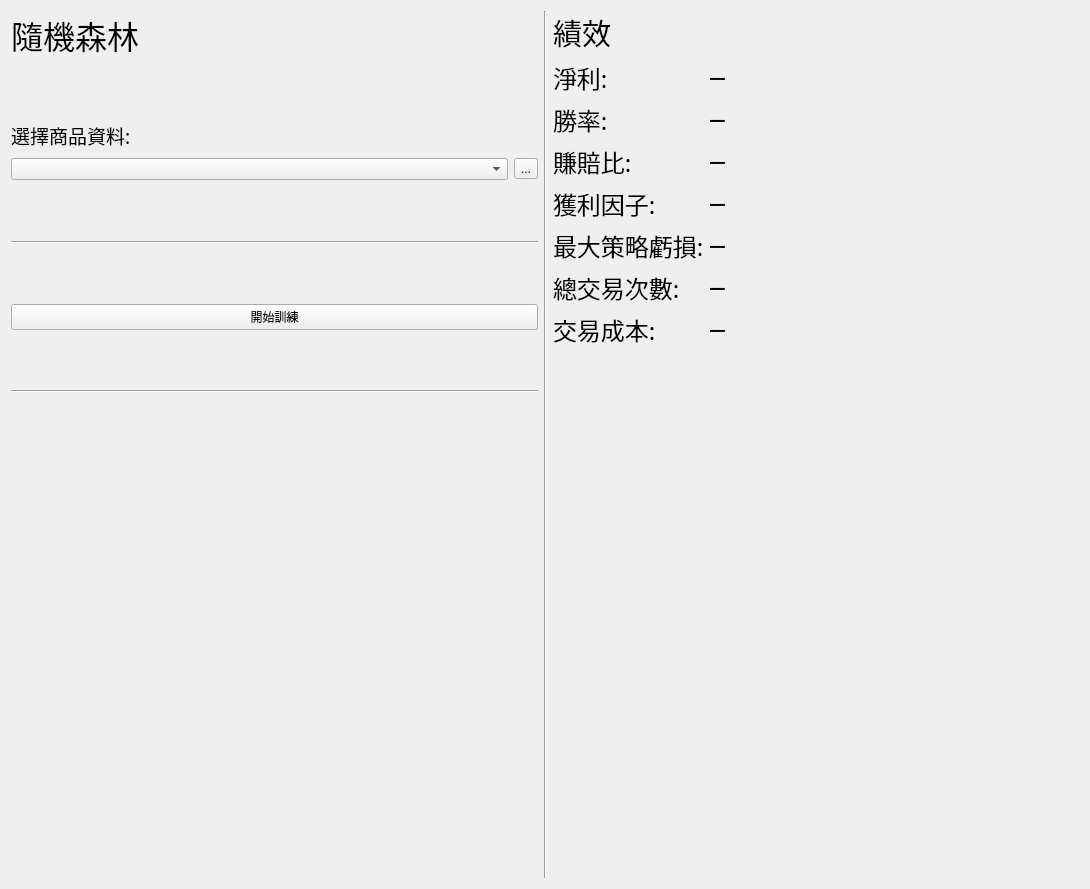
Old version of the form RF.ui in the repository allen93075/Winner.
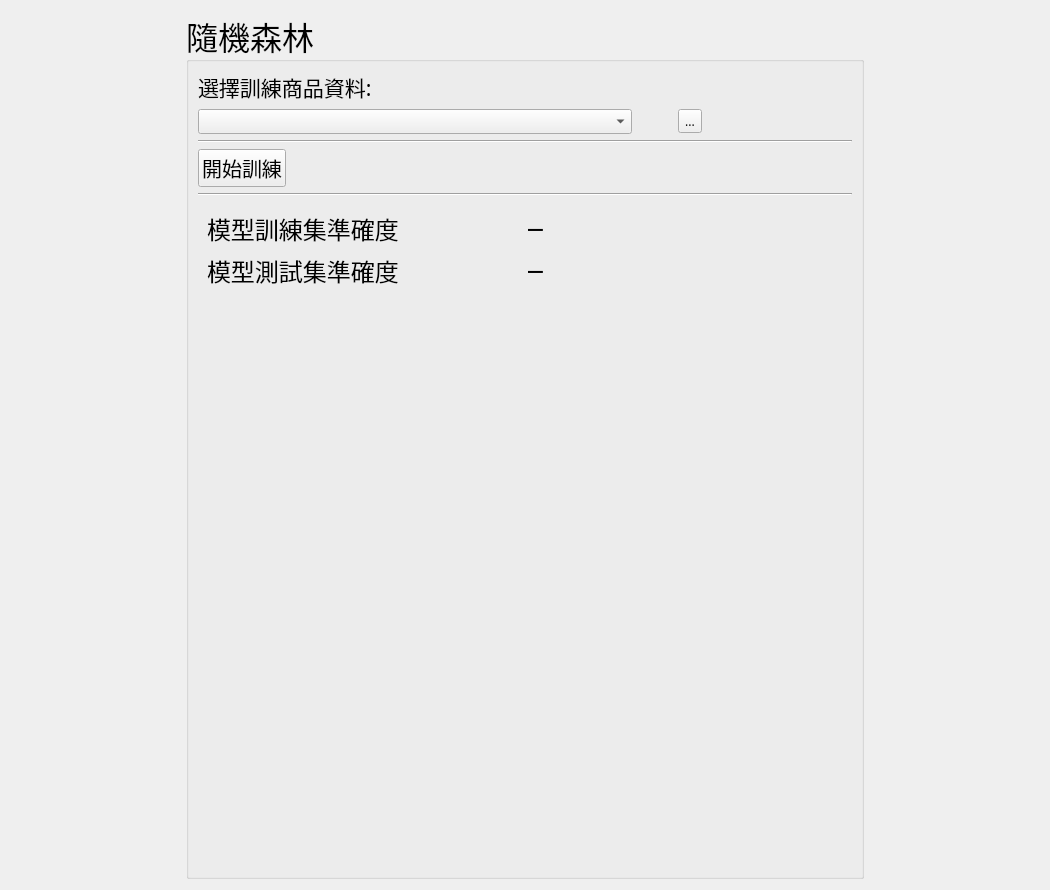
New version of the form.

Patch:
```diff
--- a/RF.ui
+++ b/RF.ui
@@ -6,141 +6,166 @@
    <rect>
     <x>0</x>
     <y>0</y>
-    <width>1090</width>
-    <height>889</height>
+    <width>1050</width>
+    <height>890</height>
    </rect>
   </property>
   <property name="windowTitle">
    <string>Form</string>
   </property>
-  <layout class="QHBoxLayout" name="horizontalLayout_3">
+  <layout class="QVBoxLayout" name="verticalLayout_4">
    <item>
-    <layout class="QVBoxLayout" name="verticalLayout">
+    <layout class="QHBoxLayout" name="horizontalLayout_5">
      <item>
-      <widget class="QLabel" name="headingLabel">
+      <widget class="QWidget" name="widget" native="true">
+       <property name="sizePolicy">
+        <sizepolicy hsizetype="Preferred" vsizetype="Preferred">
+         <horstretch>1</horstretch>
+         <verstretch>0</verstretch>
+        </sizepolicy>
+       </property>
+      </widget>
+     </item>
+     <item>
+      <widget class="QGroupBox" name="groupBox">
+       <property name="sizePolicy">
+        <sizepolicy hsizetype="Preferred" vsizetype="Preferred">
+         <horstretch>4</horstretch>
+         <verstretch>0</verstretch>
+        </sizepolicy>
+       </property>
        <property name="font">
         <font>
          <family>微軟正黑體</family>
          <pointsize>24</pointsize>
         </font>
        </property>
-       <property name="text">
+       <property name="autoFillBackground">
+        <bool>false</bool>
+       </property>
+       <property name="title">
         <string>隨機森林</string>
        </property>
-      </widget>
-     </item>
-     <item>
-      <spacer name="verticalSpacer_7">
-       <property name="orientation">
-        <enum>Qt::Vertical</enum>
+       <property name="flat">
+        <bool>false</bool>
        </property>
-       <property name="sizeHint" stdset="0">
-        <size>
-         <width>17</width>
-         <height>27</height>
-        </size>
+       <property name="checkable">
+        <bool>false</bool>
        </property>
-      </spacer>
-     </item>
+       <layout class="QVBoxLayout" name="verticalLayout_2">
      <item>
-      <layout class="QHBoxLayout" name="horizontalLayout_2">
+         <layout class="QVBoxLayout" name="verticalLayout">
        <item>
         <widget class="QLabel" name="label_14">
          <property name="font">
           <font>
            <family>微軟正黑體</family>
-           <pointsize>14</pointsize>
+              <pointsize>16</pointsize>
           </font>
          </property>
          <property name="text">
-          <string>選擇商品資料:</string>
-         </property>
-        </widget>
-       </item>
-       <item>
-        <widget class="QLabel" name="dataPath">
-         <property name="font">
-          <font>
-           <family>Agency FB</family>
-           <pointsize>18</pointsize>
-          </font>
-         </property>
-         <property name="text">
-          <string/>
-         </property>
-         <property name="alignment">
-          <set>Qt::AlignLeading|Qt::AlignLeft|Qt::AlignVCenter</set>
-         </property>
-        </widget>
-       </item>
-      </layout>
+             <string>選擇訓練商品資料:</string>
+            </property>
+           </widget>
      </item>
      <item>
       <layout class="QHBoxLayout" name="horizontalLayout">
        <item>
-        <widget class="QComboBox" name="comboBox"/>
+             <widget class="QComboBox" name="comboBox">
+              <property name="sizePolicy">
+               <sizepolicy hsizetype="Preferred" vsizetype="Fixed">
+                <horstretch>0</horstretch>
+                <verstretch>0</verstretch>
+               </sizepolicy>
+              </property>
+              <property name="font">
+               <font>
+                <pointsize>9</pointsize>
+               </font>
+              </property>
+             </widget>
        </item>
        <item>
-        <widget class="QToolButton" name="choseDataBtn">
+             <spacer name="horizontalSpacer">
+              <property name="orientation">
+               <enum>Qt::Horizontal</enum>
+              </property>
+              <property name="sizeType">
+               <enum>QSizePolicy::Fixed</enum>
+              </property>
+              <property name="sizeHint" stdset="0">
+               <size>
+                <width>40</width>
+                <height>20</height>
+               </size>
+              </property>
+             </spacer>
+            </item>
+            <item>
+             <widget class="QToolButton" name="toolButton">
+              <property name="font">
+               <font>
+                <pointsize>9</pointsize>
+               </font>
+              </property>
          <property name="text">
           <string>...</string>
          </property>
         </widget>
        </item>
+            <item>
+             <spacer name="horizontalSpacer_2">
+              <property name="orientation">
+               <enum>Qt::Horizontal</enum>
+              </property>
+              <property name="sizeType">
+               <enum>QSizePolicy::Fixed</enum>
+              </property>
+              <property name="sizeHint" stdset="0">
+               <size>
+                <width>150</width>
+                <height>20</height>
+               </size>
+              </property>
+             </spacer>
+            </item>
       </layout>
      </item>
      <item>
-      <spacer name="verticalSpacer_6">
-       <property name="orientation">
-        <enum>Qt::Vertical</enum>
-       </property>
-       <property name="sizeHint" stdset="0">
-        <size>
-         <width>17</width>
-         <height>27</height>
-        </size>
-       </property>
-      </spacer>
-     </item>
-     <item>
-      <widget class="Line" name="line_3">
+           <widget class="Line" name="line">
        <property name="orientation">
         <enum>Qt::Horizontal</enum>
        </property>
       </widget>
      </item>
      <item>
-      <spacer name="verticalSpacer_4">
-       <property name="orientation">
-        <enum>Qt::Vertical</enum>
-       </property>
-       <property name="sizeHint" stdset="0">
-        <size>
-         <width>17</width>
-         <height>26</height>
-        </size>
-       </property>
-      </spacer>
-     </item>
+           <layout class="QHBoxLayout" name="horizontalLayout_4">
      <item>
       <widget class="QPushButton" name="startTrainBtn">
+              <property name="font">
+               <font>
+                <pointsize>15</pointsize>
+               </font>
+              </property>
        <property name="text">
         <string>開始訓練</string>
        </property>
       </widget>
      </item>
      <item>
-      <spacer name="verticalSpacer_5">
+             <spacer name="horizontalSpacer_3">
        <property name="orientation">
-        <enum>Qt::Vertical</enum>
+               <enum>Qt::Horizontal</enum>
        </property>
        <property name="sizeHint" stdset="0">
         <size>
-         <width>17</width>
-         <height>27</height>
+                <width>40</width>
+                <height>20</height>
         </size>
        </property>
       </spacer>
+            </item>
+           </layout>
      </item>
      <item>
       <widget class="Line" name="line_4">
@@ -150,46 +175,18 @@
       </widget>
      </item>
      <item>
-      <spacer name="verticalSpacer_3">
-       <property name="orientation">
-        <enum>Qt::Vertical</enum>
-       </property>
-       <property name="sizeHint" stdset="0">
-        <size>
-         <width>515</width>
-         <height>485</height>
-        </size>
-       </property>
-      </spacer>
-     </item>
-    </layout>
-   </item>
-   <item>
-    <widget class="Line" name="line_2">
-     <property name="orientation">
-      <enum>Qt::Vertical</enum>
-     </property>
-    </widget>
-   </item>
-   <item>
+           <widget class="QWidget" name="widget_3" native="true">
+            <property name="sizePolicy">
+             <sizepolicy hsizetype="Preferred" vsizetype="Preferred">
+              <horstretch>0</horstretch>
+              <verstretch>1</verstretch>
+             </sizepolicy>
+            </property>
     <layout class="QVBoxLayout" name="verticalLayout_3">
      <item>
-      <widget class="QLabel" name="label_4">
-       <property name="font">
-        <font>
-         <family>微軟正黑體</family>
-         <pointsize>22</pointsize>
-        </font>
-       </property>
-       <property name="text">
-        <string>績效</string>
-       </property>
-      </widget>
-     </item>
+              <layout class="QHBoxLayout" name="horizontalLayout_2">
      <item>
-      <layout class="QFormLayout" name="formLayout">
-       <item row="0" column="0">
-        <widget class="QLabel" name="profitCol">
+                <widget class="QLabel" name="label">
          <property name="font">
           <font>
            <family>微軟正黑體</family>
@@ -197,218 +194,50 @@
           </font>
          </property>
          <property name="text">
-          <string>淨利:</string>
-         </property>
-         <property name="alignment">
-          <set>Qt::AlignLeading|Qt::AlignLeft|Qt::AlignVCenter</set>
-         </property>
-        </widget>
-       </item>
-       <item row="1" column="0">
-        <widget class="QLabel" name="winrateCol">
+                  <string>模型訓練集準確度</string>
+                 </property>
+                </widget>
+               </item>
+               <item>
+                <widget class="QLabel" name="trainAcc">
          <property name="font">
           <font>
-           <family>微軟正黑體</family>
+                   <family>Dubai Light</family>
            <pointsize>18</pointsize>
           </font>
          </property>
          <property name="text">
-          <string>勝率:</string>
-         </property>
-         <property name="alignment">
-          <set>Qt::AlignLeading|Qt::AlignLeft|Qt::AlignVCenter</set>
-         </property>
-        </widget>
-       </item>
-       <item row="1" column="1">
-        <widget class="QLabel" name="winRateOut">
-         <property name="font">
-          <font>
-           <family>Agency FB</family>
-           <pointsize>18</pointsize>
-          </font>
-         </property>
-         <property name="text">
           <string>─</string>
          </property>
-         <property name="alignment">
-          <set>Qt::AlignLeading|Qt::AlignLeft|Qt::AlignVCenter</set>
-         </property>
-        </widget>
-       </item>
-       <item row="2" column="0">
-        <widget class="QLabel" name="winLossCol">
-         <property name="font">
-          <font>
-           <family>微軟正黑體</family>
-           <pointsize>18</pointsize>
-          </font>
-         </property>
-         <property name="text">
-          <string>賺賠比:</string>
-         </property>
-         <property name="alignment">
-          <set>Qt::AlignLeading|Qt::AlignLeft|Qt::AlignVCenter</set>
-         </property>
-        </widget>
-       </item>
-       <item row="2" column="1">
-        <widget class="QLabel" name="winLossOut">
+                </widget>
+               </item>
+              </layout>
+             </item>
+             <item>
+              <layout class="QHBoxLayout" name="horizontalLayout_3">
+               <item>
+                <widget class="QLabel" name="label_3">
          <property name="font">
           <font>
-           <family>Agency FB</family>
-           <pointsize>18</pointsize>
-          </font>
-         </property>
-         <property name="text">
-          <string>─</string>
-         </property>
-         <property name="alignment">
-          <set>Qt::AlignLeading|Qt::AlignLeft|Qt::AlignVCenter</set>
-         </property>
-        </widget>
-       </item>
-       <item row="3" column="0">
-        <widget class="QLabel" name="profitFactorCol">
-         <property name="font">
-          <font>
            <family>微軟正黑體</family>
            <pointsize>18</pointsize>
           </font>
          </property>
          <property name="text">
-          <string>獲利因子:</string>
-         </property>
-         <property name="alignment">
-          <set>Qt::AlignLeading|Qt::AlignLeft|Qt::AlignVCenter</set>
-         </property>
-        </widget>
-       </item>
-       <item row="3" column="1">
-        <widget class="QLabel" name="profitFactorOut">
+                  <string>模型測試集準確度</string>
+                 </property>
+                </widget>
+               </item>
+               <item>
+                <widget class="QLabel" name="testAcc">
          <property name="font">
           <font>
-           <family>Agency FB</family>
+                   <family>Dubai Light</family>
            <pointsize>18</pointsize>
           </font>
          </property>
          <property name="text">
           <string>─</string>
-         </property>
-         <property name="alignment">
-          <set>Qt::AlignLeading|Qt::AlignLeft|Qt::AlignVCenter</set>
-         </property>
-        </widget>
-       </item>
-       <item row="4" column="0">
-        <widget class="QLabel" name="mddCol">
-         <property name="font">
-          <font>
-           <family>微軟正黑體</family>
-           <pointsize>18</pointsize>
-          </font>
-         </property>
-         <property name="text">
-          <string>最大策略虧損:</string>
-         </property>
-         <property name="alignment">
-          <set>Qt::AlignLeading|Qt::AlignLeft|Qt::AlignVCenter</set>
-         </property>
-        </widget>
-       </item>
-       <item row="4" column="1">
-        <widget class="QLabel" name="mddOut">
-         <property name="font">
-          <font>
-           <family>Agency FB</family>
-           <pointsize>18</pointsize>
-          </font>
-         </property>
-         <property name="text">
-          <string>─</string>
-         </property>
-         <property name="alignment">
-          <set>Qt::AlignLeading|Qt::AlignLeft|Qt::AlignVCenter</set>
-         </property>
-        </widget>
-       </item>
-       <item row="5" column="0">
-        <widget class="QLabel" name="sharpeCol">
-         <property name="font">
-          <font>
-           <family>微軟正黑體</family>
-           <pointsize>18</pointsize>
-          </font>
-         </property>
-         <property name="text">
-          <string>總交易次數:</string>
-         </property>
-         <property name="alignment">
-          <set>Qt::AlignLeading|Qt::AlignLeft|Qt::AlignVCenter</set>
-         </property>
-        </widget>
-       </item>
-       <item row="5" column="1">
-        <widget class="QLabel" name="tradeCuntOut">
-         <property name="font">
-          <font>
-           <family>Agency FB</family>
-           <pointsize>18</pointsize>
-          </font>
-         </property>
-         <property name="text">
-          <string>─</string>
-         </property>
-         <property name="alignment">
-          <set>Qt::AlignLeading|Qt::AlignLeft|Qt::AlignVCenter</set>
-         </property>
-        </widget>
-       </item>
-       <item row="6" column="0">
-        <widget class="QLabel" name="costCol">
-         <property name="font">
-          <font>
-           <family>微軟正黑體</family>
-           <pointsize>18</pointsize>
-          </font>
-         </property>
-         <property name="text">
-          <string>交易成本:</string>
-         </property>
-         <property name="alignment">
-          <set>Qt::AlignLeading|Qt::AlignLeft|Qt::AlignVCenter</set>
-         </property>
-        </widget>
-       </item>
-       <item row="6" column="1">
-        <widget class="QLabel" name="costOut">
-         <property name="font">
-          <font>
-           <family>Agency FB</family>
-           <pointsize>18</pointsize>
-          </font>
-         </property>
-         <property name="text">
-          <string>─</string>
-         </property>
-         <property name="alignment">
-          <set>Qt::AlignLeading|Qt::AlignLeft|Qt::AlignVCenter</set>
-         </property>
-        </widget>
-       </item>
-       <item row="0" column="1">
-        <widget class="QLabel" name="profitOut">
-         <property name="font">
-          <font>
-           <family>Agency FB</family>
-           <pointsize>18</pointsize>
-          </font>
-         </property>
-         <property name="text">
-          <string>─</string>
-         </property>
-         <property name="alignment">
-          <set>Qt::AlignLeading|Qt::AlignLeft|Qt::AlignVCenter</set>
          </property>
         </widget>
        </item>
@@ -419,13 +248,34 @@
        <property name="orientation">
         <enum>Qt::Vertical</enum>
        </property>
+               <property name="sizeType">
+                <enum>QSizePolicy::Expanding</enum>
+               </property>
        <property name="sizeHint" stdset="0">
         <size>
          <width>20</width>
-         <height>188</height>
+                 <height>40</height>
         </size>
        </property>
       </spacer>
+             </item>
+            </layout>
+           </widget>
+          </item>
+         </layout>
+        </item>
+       </layout>
+      </widget>
+     </item>
+     <item>
+      <widget class="QWidget" name="widget_2" native="true">
+       <property name="sizePolicy">
+        <sizepolicy hsizetype="Preferred" vsizetype="Preferred">
+         <horstretch>1</horstretch>
+         <verstretch>0</verstretch>
+        </sizepolicy>
+       </property>
+      </widget>
      </item>
     </layout>
    </item>
```
Lines whose indentation alone changed are shown as unchanged.
